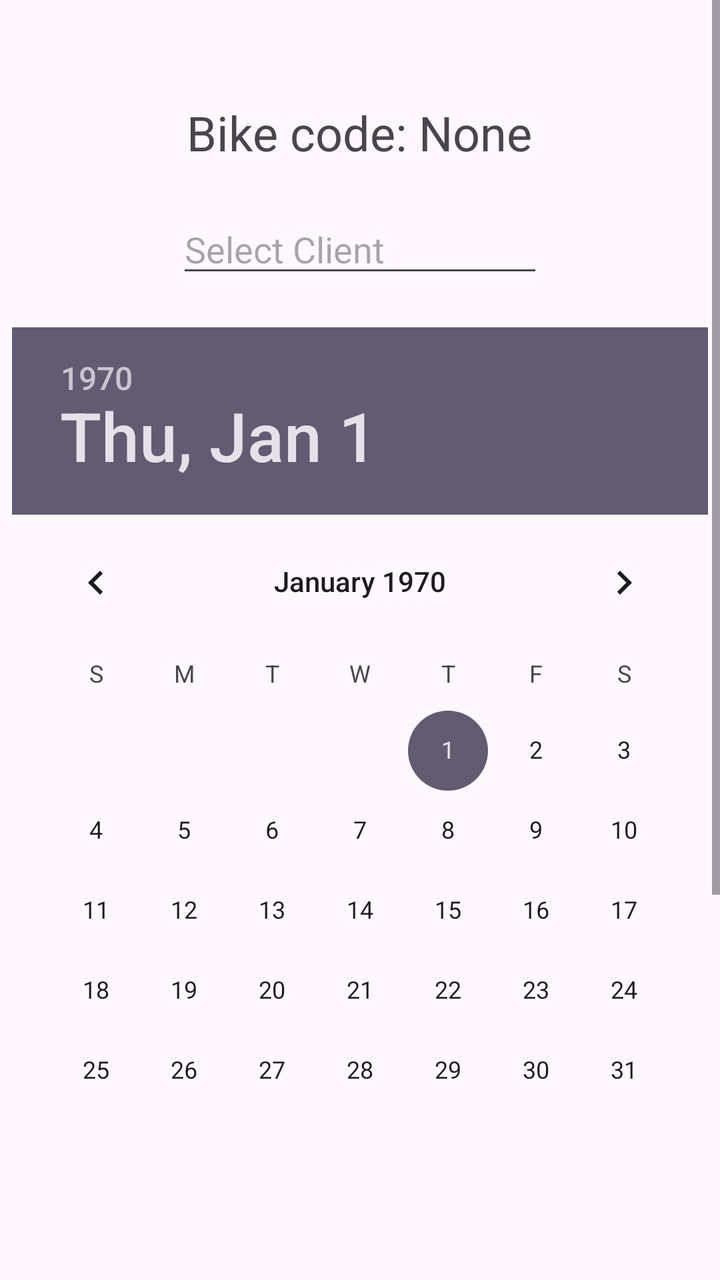
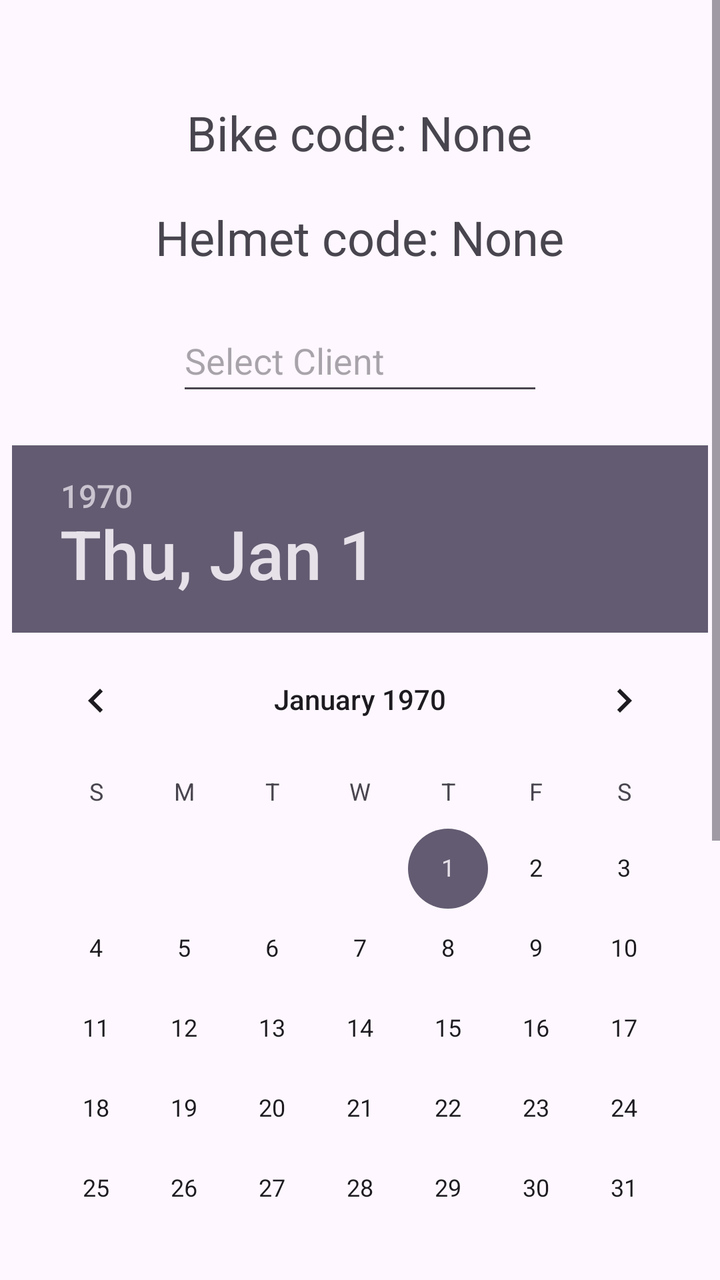

An Android layout rendered at two revisions. The XML below is the earlier revision; the diff shows what the commit changed to produce the second picture.
<!-- AndroidManifest.xml: application theme Theme.NFCReader -->
<!-- res/layout/activity_rented_bike.xml -->
<ScrollView
    xmlns:android="http://schemas.android.com/apk/res/android"
    android:layout_width="match_parent"
    android:layout_height="match_parent">

    <RelativeLayout
        android:layout_width="match_parent"
        android:layout_height="wrap_content">

        <TextView
            android:id="@+id/nfcTextView"
            android:layout_width="wrap_content"
            android:layout_height="wrap_content"
            android:text="Bike code: None"
            android:textSize="24sp"
            android:layout_marginTop="50dp"
            android:layout_centerHorizontal="true" />

        
        <AutoCompleteTextView
            android:id="@+id/clientAutoCompleteTextView"
            android:layout_width="550px"
            android:layout_height="wrap_content"
            android:layout_below="@id/nfcTextView"
            android:layout_centerHorizontal="true"
            android:layout_marginTop="20dp"
            android:hint="Select Client" />

        
        <DatePicker
            android:id="@+id/datePicker"
            android:layout_width="wrap_content"
            android:layout_height="wrap_content"
            android:layout_below="@id/clientAutoCompleteTextView"
            android:layout_centerHorizontal="true"
            android:layout_marginTop="20dp"
            android:calendarViewShown="true" />

        
        <TimePicker
            android:id="@+id/timePicker"
            android:layout_width="wrap_content"
            android:layout_height="wrap_content"
            android:layout_below="@id/datePicker"
            android:layout_centerHorizontal="true"
            android:layout_marginTop="20dp"
            android:timePickerMode="spinner" />

        
        <Button
            android:id="@+id/submitButton"
            android:layout_width="wrap_content"
            android:layout_height="wrap_content"
            android:text="Rent"
            android:layout_below="@id/timePicker"
            android:layout_centerHorizontal="true"
            android:layout_marginTop="20dp"
            android:layout_marginBottom="20dp"
            android:textColor="@android:color/white"
            android:backgroundTint="@android:color/holo_green_dark"/>

    </RelativeLayout>
</ScrollView>
<!-- resources referenced by this layout -->
<resources>
  <style name="Theme.NFCReader" parent="Base.Theme.NFCReader" />
  <style name="Base.Theme.NFCReader" parent="Theme.Material3.DayNight.NoActionBar">
          
          
      </style>
</resources>

<!-- the commit's change to res/layout/activity_rented_bike.xml (unified diff, before → after) -->
@@ -16,15 +16,26 @@
             android:layout_marginTop="50dp"
             android:layout_centerHorizontal="true" />
 
+        <TextView
+            android:id="@+id/nfcHelmetCode"
+            android:layout_width="wrap_content"
+            android:layout_height="wrap_content"
+            android:layout_below="@id/nfcTextView"
+            android:text="Helmet code: None"
+            android:textSize="24sp"
+            android:layout_marginTop="20dp"
+            android:layout_centerHorizontal="true" />
+
         
         <AutoCompleteTextView
             android:id="@+id/clientAutoCompleteTextView"
             android:layout_width="550px"
             android:layout_height="wrap_content"
-            android:layout_below="@id/nfcTextView"
+            android:layout_below="@id/nfcHelmetCode"
             android:layout_centerHorizontal="true"
             android:layout_marginTop="20dp"
-            android:hint="Select Client" />
+            android:hint="Select Client"
+            android:minHeight="48dp" />
 
         
         <DatePicker
